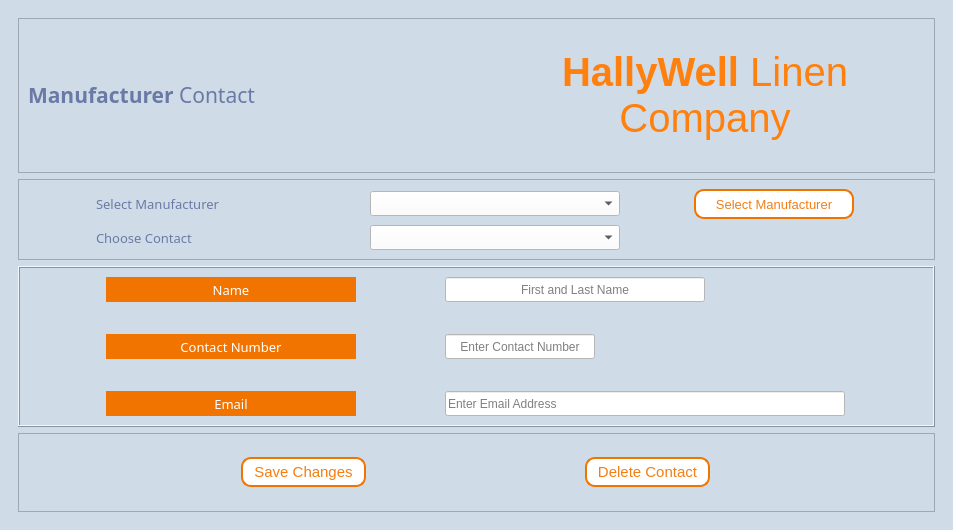
Before: the Qt Designer form Hallywell CRMS v1/UI Files/ManufacturerContactForm.ui in apduong/CIS-3365, drawn with Qt 5.
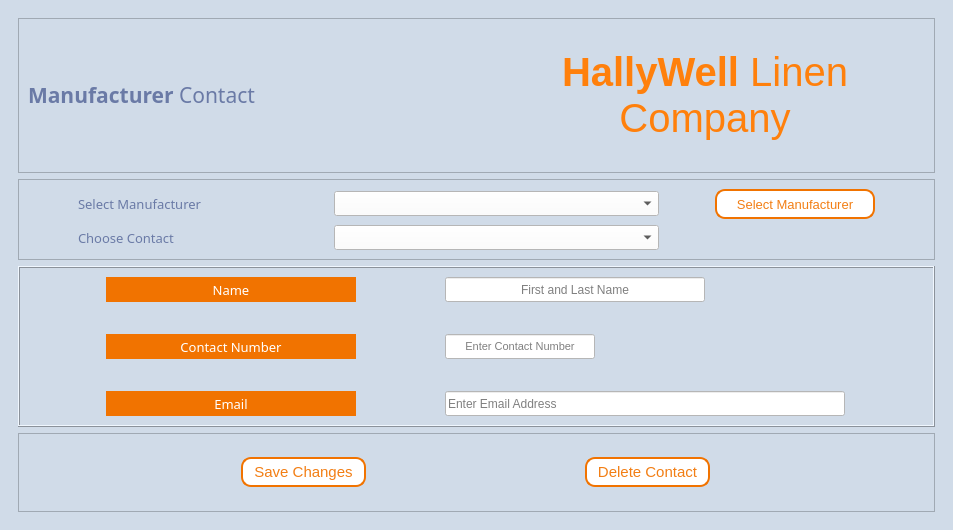
After: the same form once the commit is applied.

Diff of the .ui file:
```diff
--- a/Hallywell CRMS v1/UI Files/ManufacturerContactForm.ui
+++ b/Hallywell CRMS v1/UI Files/ManufacturerContactForm.ui
@@ -154,13 +154,13 @@
             <widget class="QComboBox" name="comboBox_selectDis">
              <property name="minimumSize">
               <size>
-               <width>250</width>
+               <width>325</width>
                <height>25</height>
               </size>
              </property>
              <property name="maximumSize">
               <size>
-               <width>200</width>
+               <width>325</width>
                <height>25</height>
               </size>
              </property>
@@ -302,6 +302,11 @@
                <height>25</height>
               </size>
              </property>
+             <property name="font">
+              <font>
+               <pointsize>8</pointsize>
+              </font>
+             </property>
              <property name="maxLength">
               <number>11</number>
              </property>
```
